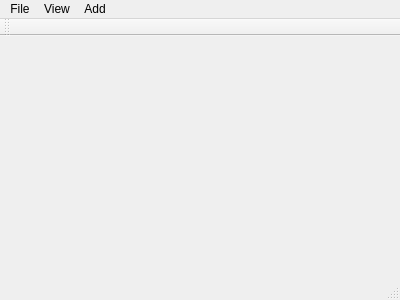
Qt form SystemApp/mainwindow.ui (GordonRevell/Software) before a commit.
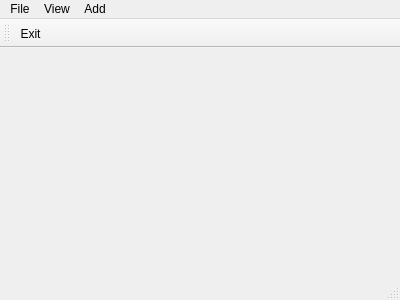
The same form after that commit. Icons and pictures are not drawn.

What changed in the file:
```diff
--- a/SystemApp/mainwindow.ui
+++ b/SystemApp/mainwindow.ui
@@ -51,6 +51,7 @@
    <attribute name="toolBarBreak">
     <bool>false</bool>
    </attribute>
+   <addaction name="actionExit"/>
   </widget>
   <widget class="QStatusBar" name="statusBar"/>
   <action name="actionExit">
```
Left out of the diff: 17 changed lines with no effect on the pictures.
